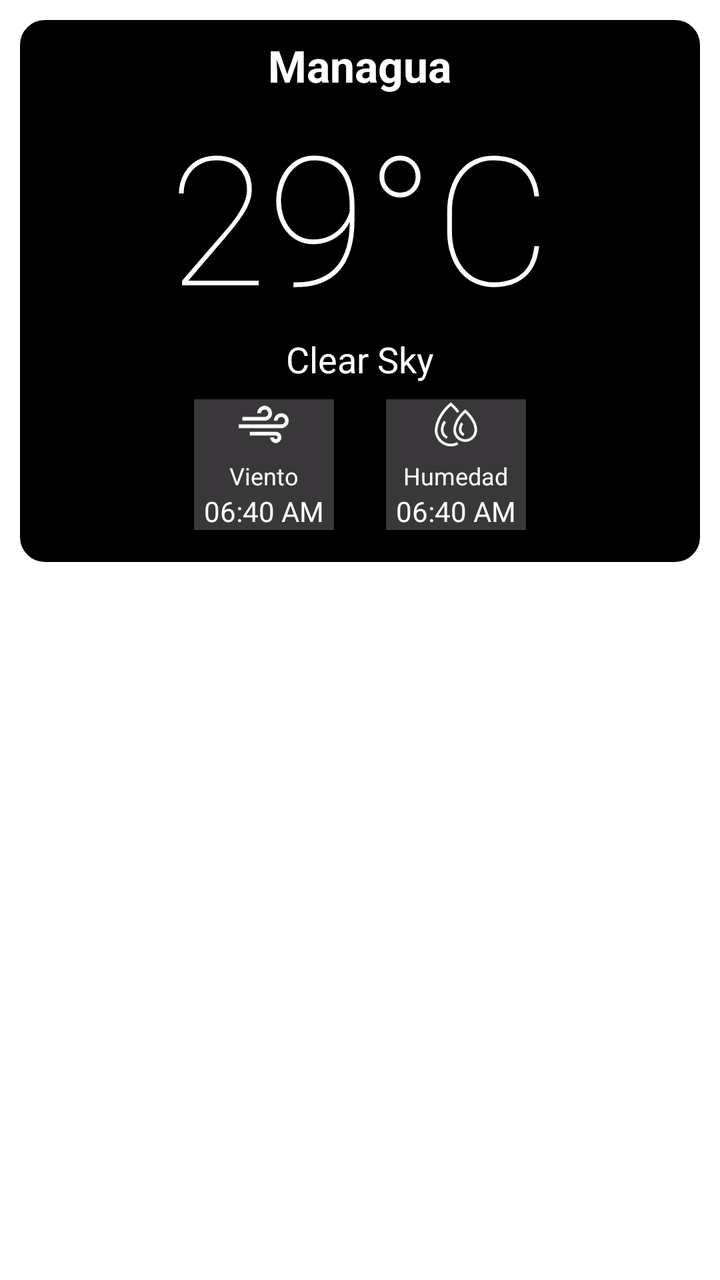
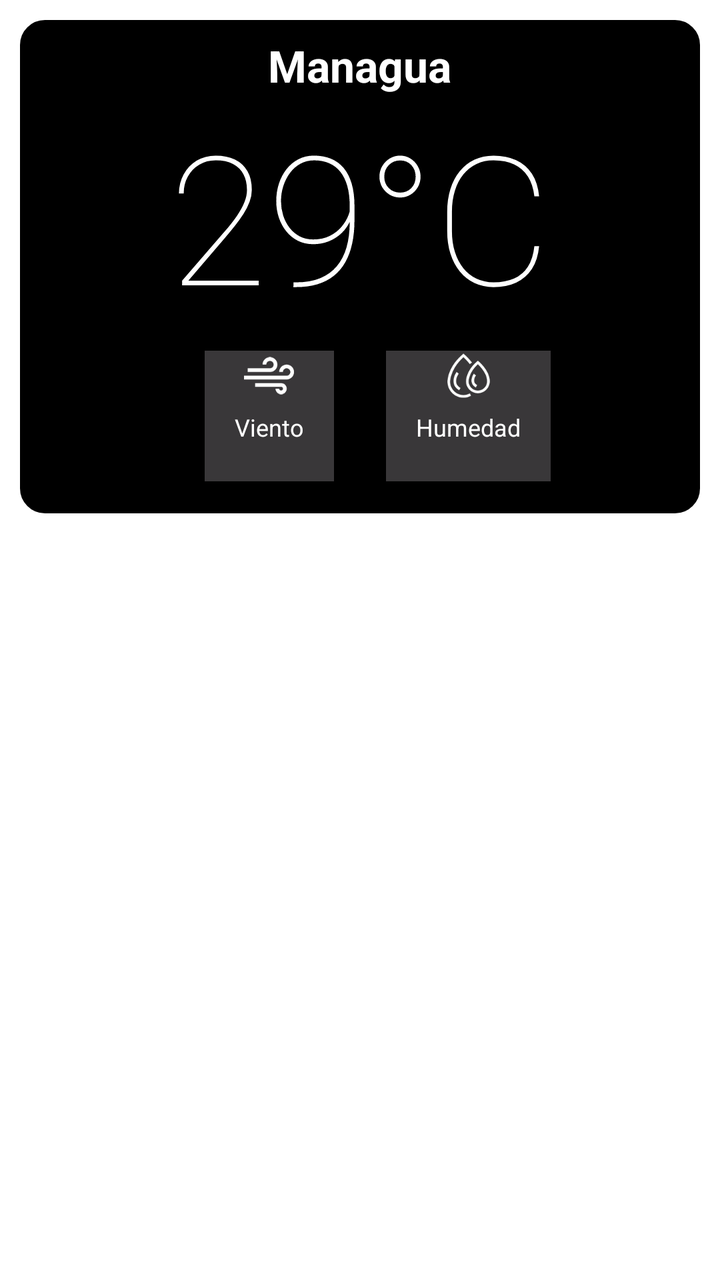

Two renders of the same Android screen: before a commit and after it. Below are the layout's source before the change and the commit's diff.
<!-- AndroidManifest.xml: application theme Theme.ClimaApp -->
<!-- res/layout/activity_pronosticoinfo.xml -->
<?xml version="1.0" encoding="utf-8"?>
<LinearLayout xmlns:android="http://schemas.android.com/apk/res/android"
    xmlns:app="http://schemas.android.com/apk/res-auto"
    android:layout_width="match_parent"
    android:layout_height="match_parent"
    android:orientation="vertical"
    >

    <LinearLayout
        android:layout_width="match_parent"
        android:layout_height="wrap_content"
        android:layout_margin="10dp"
        android:background="@drawable/border_around_name_city"
        android:orientation="vertical"
        >

        <LinearLayout
            android:layout_width="match_parent"
            android:layout_height="wrap_content"
            android:orientation="vertical"
            >

            <TextView
                android:id="@+id/tvCityName"
                android:layout_width="wrap_content"
                android:layout_height="wrap_content"
                android:layout_gravity="center"
                android:textStyle="bold"
                android:text="Managua"
                android:textColor="@color/white"
                android:textSize="22dp" />

            <TextView
                android:id="@+id/temp"
                android:layout_width="wrap_content"
                android:layout_height="wrap_content"
                android:layout_gravity="center"
                android:fontFamily="sans-serif-thin"
                android:text="29°C"
                android:textColor="@color/white"
                android:textSize="90dp" />
            <TextView
                android:id="@+id/status"
                android:layout_width="wrap_content"
                android:layout_height="wrap_content"
                android:layout_gravity="center"
                android:text="Clear Sky"
                android:textColor="@color/white"
                android:textSize="18dp" />

        </LinearLayout>

        <LinearLayout
            android:layout_width="match_parent"
            android:layout_height="wrap_content"
            android:orientation="horizontal"
            android:weightSum="2">

            <LinearLayout
                android:layout_width="0dp"
                android:layout_height="wrap_content"
                android:layout_weight="1"
                android:background="@android:color/transparent"
                android:gravity="end"
                android:orientation="vertical"
                android:padding="8dp">

                <LinearLayout
                    android:paddingHorizontal="5dp"
                    android:layout_width="wrap_content"
                    android:layout_height="wrap_content"
                    android:background="#3CF1EBF1"
                    android:gravity="center"
                    android:orientation="vertical"
                    >
                    <ImageView
                        android:layout_width="25dp"
                        android:layout_height="25dp"
                        android:src="@drawable/wind"
                        app:tint="#FFFFFF" />

                    <Space
                        android:layout_width="wrap_content"
                        android:layout_height="5dp" />

                    <TextView
                        android:layout_width="wrap_content"
                        android:layout_height="wrap_content"
                        android:text="@string/wind"
                        android:textColor="@color/white"
                        android:textSize="12dp" />

                    <TextView
                        android:id="@+id/sunset"
                        android:layout_width="wrap_content"
                        android:layout_height="wrap_content"
                        android:text="06:40 AM"
                        android:textColor="@color/white"
                        android:textSize="14dp" />

                </LinearLayout>


            </LinearLayout>

            <Space
                android:layout_width="10dp"
                android:layout_height="wrap_content" />

            <LinearLayout
                android:layout_width="0dp"
                android:layout_height="wrap_content"
                android:layout_weight="1"
                android:background="@android:color/transparent"
                android:gravity="start"
                android:orientation="vertical"
                android:padding="8dp">

                <LinearLayout
                    android:paddingHorizontal="5dp"
                    android:layout_width="wrap_content"
                    android:layout_height="wrap_content"
                    android:background="#3CF1EBF1"
                    android:gravity="center"
                    android:orientation="vertical"
                    >
                    <ImageView
                        android:layout_width="25dp"
                        android:layout_height="25dp"
                        android:src="@drawable/humidity"
                        app:tint="#FFFFFF" />

                    <Space
                        android:layout_width="wrap_content"
                        android:layout_height="5dp" />

                    <TextView
                        android:layout_width="wrap_content"
                        android:layout_height="wrap_content"
                        android:text="@string/humedity"
                        android:textSize="12dp"
                        android:textColor="@color/white"
                        />

                    <TextView
                        android:id="@+id/wind"
                        android:layout_width="wrap_content"
                        android:layout_height="wrap_content"
                        android:text="06:40 AM"
                        android:textColor="@color/white"
                        android:textSize="14dp" />

                </LinearLayout>


            </LinearLayout>
        </LinearLayout>

    </LinearLayout>

    <Space
        android:layout_width="0dp"
        android:layout_height="15dp"/>

    <ListView
        android:id="@+id/lvInfoWeather"
        android:layout_width="match_parent"
        android:layout_height="match_parent"
        android:divider="@null"
        />


</LinearLayout>
<!-- resources referenced by this layout -->
<resources>
  <color name="white">#FFFFFFFF</color>
  <!-- drawable border_around_name_city (drawable) -->
  <?xml version="1.0" encoding="utf-8"?>
  <shape xmlns:android="http://schemas.android.com/apk/res/android" android:shape="rectangle">
      <solid
          android:color="@color/black"/>
      <corners android:radius="12dp"/>
      <padding android:left="8dp" android:right="8dp" android:top="8dp" android:bottom="8dp"/>
      <stroke android:width="1dp" android:color="#000"/>
  </shape>
  <!-- drawable humidity: png bitmap (drawable, 4224 bytes) -->
  <!-- drawable wind: png bitmap (drawable, 2848 bytes) -->
  <string name="humedity">Humedad</string>
  <string name="wind">Viento</string>
  <style name="Theme.ClimaApp" parent="Theme.MaterialComponents.DayNight.DarkActionBar">
          
          <item name="colorPrimary">@color/purple_500</item>
          <item name="colorPrimaryVariant">@color/purple_700</item>
          <item name="colorOnPrimary">@color/white</item>
          
          <item name="colorSecondary">@color/teal_200</item>
          <item name="colorSecondaryVariant">@color/teal_700</item>
          <item name="colorOnSecondary">@color/black</item>
          
          <item name="android:statusBarColor" tools:targetApi="l">?attr/colorPrimaryVariant</item>
          
      </style>
  <color name="black">#FF000000</color>
  <color name="purple_500">#FF6200EE</color>
  <color name="purple_700">#FF3700B3</color>
  <color name="teal_200">#FF03DAC5</color>
  <color name="teal_700">#FF018786</color>
</resources>

<!-- the commit's change to res/layout/activity_pronosticoinfo.xml (unified diff, before → after) -->
@@ -21,7 +21,7 @@
             >
 
             <TextView
-                android:id="@+id/tvCityName"
+                android:id="@+id/tvCityInfo"
                 android:layout_width="wrap_content"
                 android:layout_height="wrap_content"
                 android:layout_gravity="center"
@@ -31,7 +31,7 @@
                 android:textSize="22dp" />
 
             <TextView
-                android:id="@+id/temp"
+                android:id="@+id/tvTempInfo"
                 android:layout_width="wrap_content"
                 android:layout_height="wrap_content"
                 android:layout_gravity="center"
@@ -39,14 +39,6 @@
                 android:text="29°C"
                 android:textColor="@color/white"
                 android:textSize="90dp" />
-            <TextView
-                android:id="@+id/status"
-                android:layout_width="wrap_content"
-                android:layout_height="wrap_content"
-                android:layout_gravity="center"
-                android:text="Clear Sky"
-                android:textColor="@color/white"
-                android:textSize="18dp" />
 
         </LinearLayout>
 
@@ -66,7 +58,7 @@
                 android:padding="8dp">
 
                 <LinearLayout
-                    android:paddingHorizontal="5dp"
+                    android:paddingHorizontal="15dp"
                     android:layout_width="wrap_content"
                     android:layout_height="wrap_content"
                     android:background="#3CF1EBF1"
@@ -91,10 +83,9 @@
                         android:textSize="12dp" />
 
                     <TextView
-                        android:id="@+id/sunset"
+                        android:id="@+id/tvWindInfo"
                         android:layout_width="wrap_content"
                         android:layout_height="wrap_content"
-                        android:text="06:40 AM"
                         android:textColor="@color/white"
                         android:textSize="14dp" />
 
@@ -117,7 +108,7 @@
                 android:padding="8dp">
 
                 <LinearLayout
-                    android:paddingHorizontal="5dp"
+                    android:paddingHorizontal="15dp"
                     android:layout_width="wrap_content"
                     android:layout_height="wrap_content"
                     android:background="#3CF1EBF1"
@@ -143,10 +134,9 @@
                         />
 
                     <TextView
-                        android:id="@+id/wind"
+                        android:id="@+id/tvHumedityInfo"
                         android:layout_width="wrap_content"
                         android:layout_height="wrap_content"
-                        android:text="06:40 AM"
                         android:textColor="@color/white"
                         android:textSize="14dp" />
 
